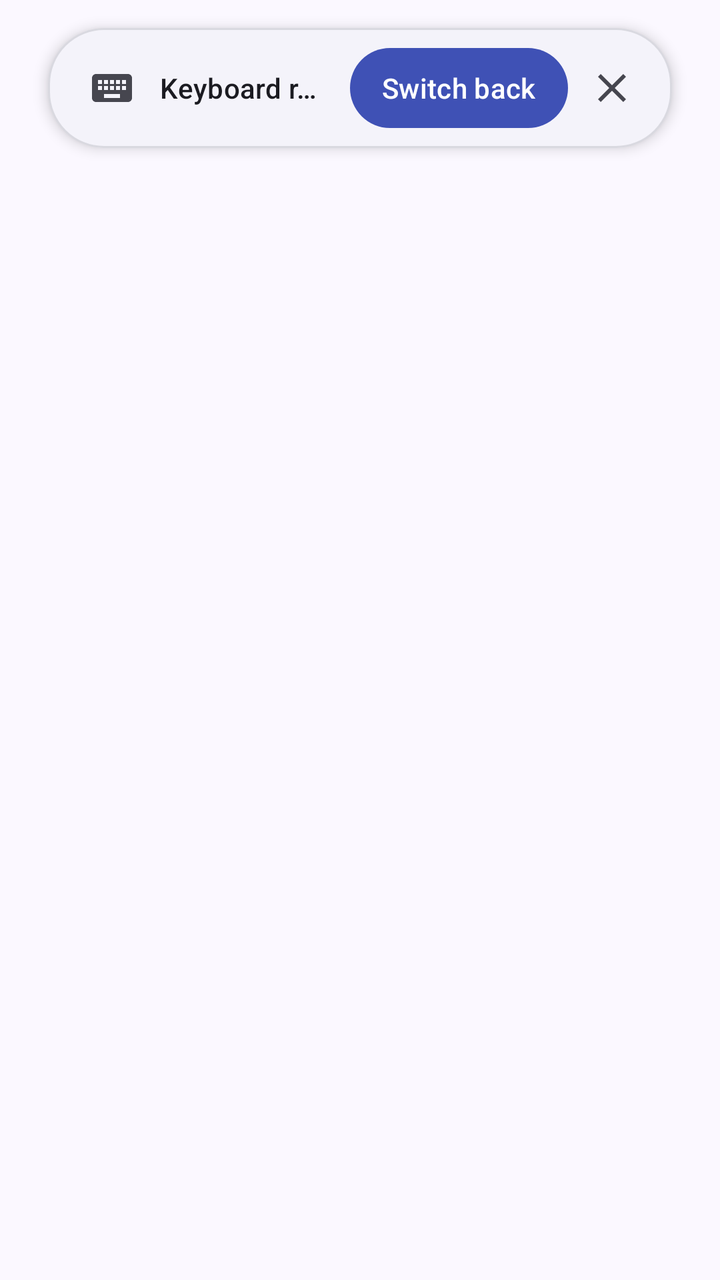
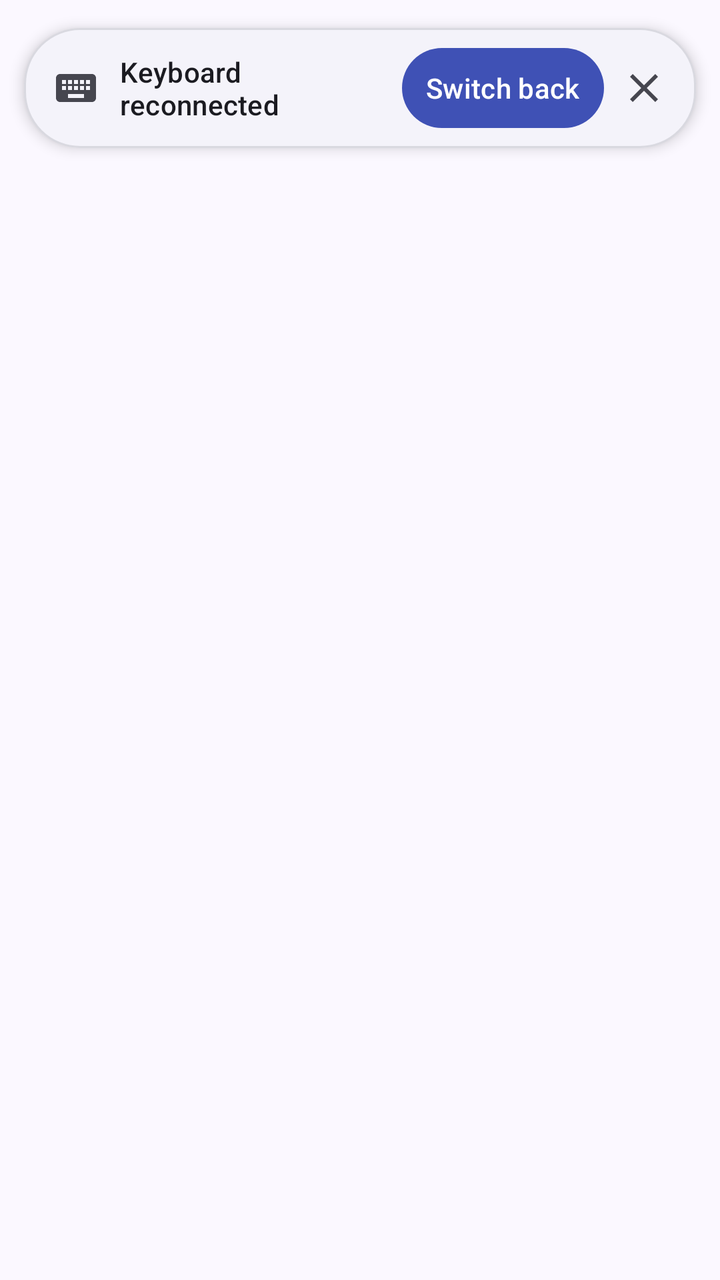

Two renders of the same Android screen: before a commit and after it. Below are the layout's source before the change and the commit's diff.
<!-- AndroidManifest.xml: application theme Theme.AltShift -->
<!-- res/layout/view_keyboard_prompt.xml -->
<?xml version="1.0" encoding="utf-8"?>
<FrameLayout xmlns:android="http://schemas.android.com/apk/res/android"
    xmlns:app="http://schemas.android.com/apk/res-auto"
    android:layout_width="wrap_content"
    android:layout_height="wrap_content"
    android:background="@android:color/transparent"
    android:clipChildren="false"
    android:clipToPadding="false"
    android:paddingStart="24dp"
    android:paddingTop="14dp"
    android:paddingEnd="24dp"
    android:paddingBottom="28dp">

    <com.google.android.material.card.MaterialCardView
        android:id="@+id/promptCard"
        android:layout_width="wrap_content"
        android:layout_height="wrap_content"
        android:minWidth="@dimen/prompt_min_width"
        app:cardBackgroundColor="@color/prompt_surface"
        app:cardCornerRadius="28dp"
        app:cardElevation="4dp"
        app:strokeColor="@color/prompt_stroke"
        app:strokeWidth="1dp">

        <LinearLayout
            android:layout_width="match_parent"
            android:layout_height="wrap_content"
            android:gravity="center_vertical"
            android:orientation="horizontal"
            android:paddingStart="20dp"
            android:paddingTop="10dp"
            android:paddingEnd="12dp"
            android:paddingBottom="10dp">

            <ImageView
                android:id="@+id/promptIcon"
                android:layout_width="24dp"
                android:layout_height="24dp"
                android:importantForAccessibility="no"
                android:src="@drawable/ic_notification_keyboard"
                app:tint="?attr/colorOnSurfaceVariant" />

            <TextView
                android:id="@+id/promptText"
                android:layout_width="0dp"
                android:layout_height="wrap_content"
                android:layout_marginStart="12dp"
                android:layout_weight="1"
                android:ellipsize="end"
                android:maxLines="1"
                android:text="@string/prompt_keyboard_reconnected"
                android:textAppearance="?attr/textAppearanceTitleSmall"
                android:textColor="?attr/colorOnSurface" />

            <TextView
                android:id="@+id/promptAction"
                android:layout_width="wrap_content"
                android:layout_height="wrap_content"
                android:layout_marginStart="12dp"
                android:background="@drawable/bg_prompt_action"
                android:clickable="true"
                android:focusable="true"
                android:gravity="center"
                android:maxLines="1"
                android:minHeight="40dp"
                android:paddingStart="16dp"
                android:paddingEnd="16dp"
                android:text="@string/notification_switch_back"
                android:textAppearance="?attr/textAppearanceLabelLarge"
                android:textColor="?attr/colorOnPrimary" />

            <ImageButton
                android:id="@+id/promptClose"
                android:layout_width="36dp"
                android:layout_height="36dp"
                android:layout_marginStart="4dp"
                android:background="?attr/selectableItemBackgroundBorderless"
                android:contentDescription="@string/prompt_dismiss"
                android:padding="8dp"
                android:src="@drawable/ic_close"
                app:tint="?attr/colorOnSurfaceVariant" />

        </LinearLayout>

    </com.google.android.material.card.MaterialCardView>

</FrameLayout>
<!-- resources referenced by this layout -->
<resources>
  <color name="prompt_stroke">#1F1B1B21</color>
  <color name="prompt_surface">#F4F3FA</color>
  <dimen name="prompt_min_width">0dp</dimen>
  <!-- drawable bg_prompt_action (drawable) -->
  <?xml version="1.0" encoding="utf-8"?>
  <ripple xmlns:android="http://schemas.android.com/apk/res/android"
      android:color="?attr/colorControlHighlight">
      <item>
          <shape android:shape="rectangle">
              <solid android:color="?attr/colorPrimary" />
              <corners android:radius="20dp" />
          </shape>
      </item>
  </ripple>
  <!-- drawable ic_close (drawable) -->
  <?xml version="1.0" encoding="utf-8"?>
  <vector xmlns:android="http://schemas.android.com/apk/res/android"
      android:width="24dp"
      android:height="24dp"
      android:viewportWidth="24"
      android:viewportHeight="24">
      <path
          android:fillColor="@android:color/white"
          android:pathData="M19,6.41L17.59,5 12,10.59 6.41,5 5,6.41 10.59,12 5,17.59 6.41,19 12,13.41 17.59,19 19,17.59 13.41,12z" />
  </vector>
  <!-- drawable ic_notification_keyboard (drawable) -->
  <?xml version="1.0" encoding="utf-8"?>
  <vector xmlns:android="http://schemas.android.com/apk/res/android"
      android:width="24dp"
      android:height="24dp"
      android:viewportWidth="24"
      android:viewportHeight="24">
      <path
          android:fillColor="@android:color/white"
          android:pathData="M20,5H4C2.9,5 2,5.9 2,7v10c0,1.1 0.9,2 2,2h16c1.1,0 2,-0.9 2,-2V7c0,-1.1 -0.9,-2 -2,-2zM11,8h2v2h-2V8zM11,11h2v2h-2v-2zM8,8h2v2H8V8zM8,11h2v2H8v-2zM7,13H5v-2h2v2zM7,10H5V8h2v2zM16,17H8v-2h8v2zM16,13h-2v-2h2v2zM16,10h-2V8h2v2zM19,13h-2v-2h2v2zM19,10h-2V8h2v2z" />
  </vector>
  <string name="notification_switch_back">Switch back</string>
  <string name="prompt_dismiss">Dismiss</string>
  <string name="prompt_keyboard_reconnected">Keyboard reconnected</string>
  <color name="brand_primary">#3F51B5</color>
  <color name="brand_on_primary">#FFFFFF</color>
  <color name="brand_primary_container">#DEE0FF</color>
  <color name="brand_on_primary_container">#00105C</color>
  <color name="brand_secondary">#5B5D72</color>
  <color name="brand_on_secondary">#FFFFFF</color>
  <color name="brand_secondary_container">#E0E1F9</color>
  <color name="brand_on_secondary_container">#181A2C</color>
  <color name="brand_surface">#FBF8FF</color>
  <color name="brand_on_surface">#1B1B21</color>
  <color name="brand_surface_variant">#E3E1EC</color>
  <color name="brand_on_surface_variant">#46464F</color>
  <color name="brand_outline">#777680</color>
  <color name="brand_error">#BA1A1A</color>
  <color name="brand_on_error">#FFFFFF</color>
  <!-- unchanged entries left out for length: 1 -->
</resources>

<!-- the commit's change to res/layout/view_keyboard_prompt.xml (unified diff, before → after) -->
@@ -6,9 +6,9 @@
     android:background="@android:color/transparent"
     android:clipChildren="false"
     android:clipToPadding="false"
-    android:paddingStart="24dp"
+    android:paddingStart="@dimen/prompt_outer_horizontal_padding"
     android:paddingTop="14dp"
-    android:paddingEnd="24dp"
+    android:paddingEnd="@dimen/prompt_outer_horizontal_padding"
     android:paddingBottom="28dp">
 
     <com.google.android.material.card.MaterialCardView
@@ -27,10 +27,10 @@
             android:layout_height="wrap_content"
             android:gravity="center_vertical"
             android:orientation="horizontal"
-            android:paddingStart="20dp"
-            android:paddingTop="10dp"
-            android:paddingEnd="12dp"
-            android:paddingBottom="10dp">
+            android:paddingStart="@dimen/prompt_card_padding_start"
+            android:paddingTop="@dimen/prompt_card_padding_vertical"
+            android:paddingEnd="@dimen/prompt_card_padding_end"
+            android:paddingBottom="@dimen/prompt_card_padding_vertical">
 
             <ImageView
                 android:id="@+id/promptIcon"
@@ -40,14 +40,14 @@
                 android:src="@drawable/ic_notification_keyboard"
                 app:tint="?attr/colorOnSurfaceVariant" />
 
+            
             <TextView
                 android:id="@+id/promptText"
                 android:layout_width="0dp"
                 android:layout_height="wrap_content"
-                android:layout_marginStart="12dp"
+                android:layout_marginStart="@dimen/prompt_icon_text_gap"
                 android:layout_weight="1"
-                android:ellipsize="end"
-                android:maxLines="1"
+                android:maxLines="2"
                 android:text="@string/prompt_keyboard_reconnected"
                 android:textAppearance="?attr/textAppearanceTitleSmall"
                 android:textColor="?attr/colorOnSurface" />
@@ -56,15 +56,15 @@
                 android:id="@+id/promptAction"
                 android:layout_width="wrap_content"
                 android:layout_height="wrap_content"
-                android:layout_marginStart="12dp"
+                android:layout_marginStart="@dimen/prompt_action_gap"
                 android:background="@drawable/bg_prompt_action"
                 android:clickable="true"
                 android:focusable="true"
                 android:gravity="center"
                 android:maxLines="1"
                 android:minHeight="40dp"
-                android:paddingStart="16dp"
-                android:paddingEnd="16dp"
+                android:paddingStart="@dimen/prompt_action_horizontal_padding"
+                android:paddingEnd="@dimen/prompt_action_horizontal_padding"
                 android:text="@string/notification_switch_back"
                 android:textAppearance="?attr/textAppearanceLabelLarge"
                 android:textColor="?attr/colorOnPrimary" />
@@ -73,7 +73,7 @@
                 android:id="@+id/promptClose"
                 android:layout_width="36dp"
                 android:layout_height="36dp"
-                android:layout_marginStart="4dp"
+                android:layout_marginStart="@dimen/prompt_close_gap"
                 android:background="?attr/selectableItemBackgroundBorderless"
                 android:contentDescription="@string/prompt_dismiss"
                 android:padding="8dp"
<!-- resource entries referenced after the edit -->
@@ -2,7 +2,15 @@
 <resources>
   <color name="prompt_stroke">#1F1B1B21</color>
   <color name="prompt_surface">#F4F3FA</color>
+  <dimen name="prompt_action_gap">10dp</dimen>
+  <dimen name="prompt_action_horizontal_padding">12dp</dimen>
+  <dimen name="prompt_card_padding_end">8dp</dimen>
+  <dimen name="prompt_card_padding_start">14dp</dimen>
+  <dimen name="prompt_card_padding_vertical">10dp</dimen>
+  <dimen name="prompt_close_gap">2dp</dimen>
+  <dimen name="prompt_icon_text_gap">10dp</dimen>
   <dimen name="prompt_min_width">0dp</dimen>
+  <dimen name="prompt_outer_horizontal_padding">12dp</dimen>
   <!-- drawable bg_prompt_action (drawable) -->
   <?xml version="1.0" encoding="utf-8"?>
   <ripple xmlns:android="http://schemas.android.com/apk/res/android"
